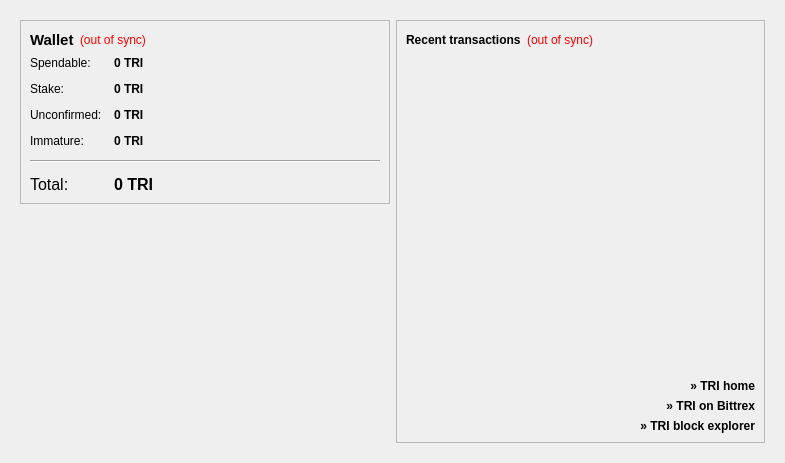
This is src/qt/forms/overviewpage.ui in wurstgelee/triangles as Qt 5 draws it before an edit. The edited form follows.
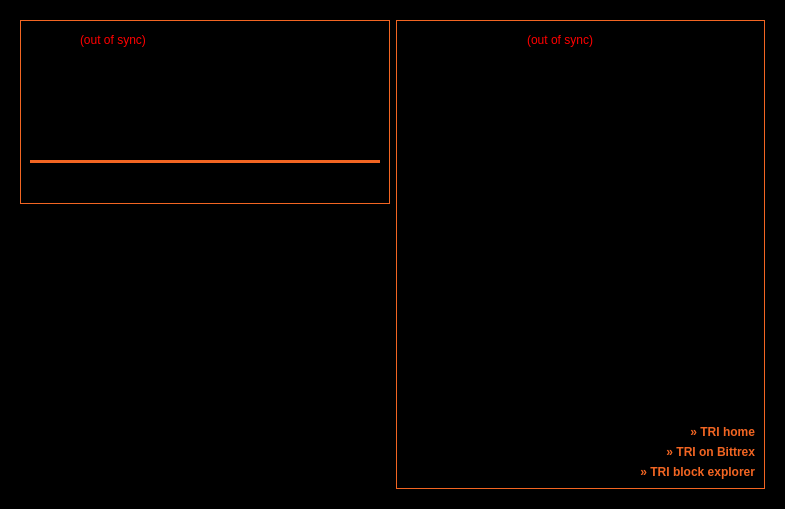
This is the edited form. Icons and pictures are not drawn.

The edit to the form file:
```diff
--- a/src/qt/forms/overviewpage.ui
+++ b/src/qt/forms/overviewpage.ui
@@ -7,12 +7,436 @@
     <x>0</x>
     <y>0</y>
     <width>785</width>
-    <height>463</height>
+    <height>509</height>
    </rect>
   </property>
+  <property name="palette">
+   <palette>
+    <active>
+     <colorrole role="WindowText">
+      <brush brushstyle="SolidPattern">
+       <color alpha="255">
+        <red>242</red>
+        <green>101</green>
+        <blue>34</blue>
+       </color>
+      </brush>
+     </colorrole>
+     <colorrole role="Button">
+      <brush brushstyle="SolidPattern">
+       <color alpha="255">
+        <red>0</red>
+        <green>0</green>
+        <blue>0</blue>
+       </color>
+      </brush>
+     </colorrole>
+     <colorrole role="Light">
+      <brush brushstyle="SolidPattern">
+       <color alpha="255">
+        <red>255</red>
+        <green>180</green>
+        <blue>144</blue>
+       </color>
+      </brush>
+     </colorrole>
+     <colorrole role="Midlight">
+      <brush brushstyle="SolidPattern">
+       <color alpha="255">
+        <red>248</red>
+        <green>140</green>
+        <blue>89</blue>
+       </color>
+      </brush>
+     </colorrole>
+     <colorrole role="Dark">
+      <brush brushstyle="SolidPattern">
+       <color alpha="255">
+        <red>121</red>
+        <green>50</green>
+        <blue>17</blue>
+       </color>
+      </brush>
+     </colorrole>
+     <colorrole role="Mid">
+      <brush brushstyle="SolidPattern">
+       <color alpha="255">
+        <red>161</red>
+        <green>67</green>
+        <blue>22</blue>
+       </color>
+      </brush>
+     </colorrole>
+     <colorrole role="Text">
+      <brush brushstyle="SolidPattern">
+       <color alpha="255">
+        <red>242</red>
+        <green>101</green>
+        <blue>34</blue>
+       </color>
+      </brush>
+     </colorrole>
+     <colorrole role="BrightText">
+      <brush brushstyle="SolidPattern">
+       <color alpha="255">
+        <red>255</red>
+        <green>255</green>
+        <blue>255</blue>
+       </color>
+      </brush>
+     </colorrole>
+     <colorrole role="ButtonText">
+      <brush brushstyle="SolidPattern">
+       <color alpha="255">
+        <red>242</red>
+        <green>101</green>
+        <blue>34</blue>
+       </color>
+      </brush>
+     </colorrole>
+     <colorrole role="Base">
+      <brush brushstyle="SolidPattern">
+       <color alpha="255">
+        <red>0</red>
+        <green>0</green>
+        <blue>0</blue>
+       </color>
+      </brush>
+     </colorrole>
+     <colorrole role="Window">
+      <brush brushstyle="SolidPattern">
+       <color alpha="255">
+        <red>0</red>
+        <green>0</green>
+        <blue>0</blue>
+       </color>
+      </brush>
+     </colorrole>
+     <colorrole role="Shadow">
+      <brush brushstyle="SolidPattern">
+       <color alpha="255">
+        <red>0</red>
+        <green>0</green>
+        <blue>0</blue>
+       </color>
+      </brush>
+     </colorrole>
+     <colorrole role="AlternateBase">
+      <brush brushstyle="SolidPattern">
+       <color alpha="255">
+        <red>248</red>
+        <green>178</green>
+        <blue>144</blue>
+       </color>
+      </brush>
+     </colorrole>
+     <colorrole role="ToolTipBase">
+      <brush brushstyle="SolidPattern">
+       <color alpha="255">
+        <red>255</red>
+        <green>255</green>
+        <blue>220</blue>
+       </color>
+      </brush>
+     </colorrole>
+     <colorrole role="ToolTipText">
+      <brush brushstyle="SolidPattern">
+       <color alpha="255">
+        <red>0</red>
+        <green>0</green>
+        <blue>0</blue>
+       </color>
+      </brush>
+     </colorrole>
+    </active>
+    <inactive>
+     <colorrole role="WindowText">
+      <brush brushstyle="SolidPattern">
+       <color alpha="255">
+        <red>242</red>
+        <green>101</green>
+        <blue>34</blue>
+       </color>
+      </brush>
+     </colorrole>
+     <colorrole role="Button">
+      <brush brushstyle="SolidPattern">
+       <color alpha="255">
+        <red>0</red>
+        <green>0</green>
+        <blue>0</blue>
+       </color>
+      </brush>
+     </colorrole>
+     <colorrole role="Light">
+      <brush brushstyle="SolidPattern">
+       <color alpha="255">
+        <red>255</red>
+        <green>180</green>
+        <blue>144</blue>
+       </color>
+      </brush>
+     </colorrole>
+     <colorrole role="Midlight">
+      <brush brushstyle="SolidPattern">
+       <color alpha="255">
+        <red>248</red>
+        <green>140</green>
+        <blue>89</blue>
+       </color>
+      </brush>
+     </colorrole>
+     <colorrole role="Dark">
+      <brush brushstyle="SolidPattern">
+       <color alpha="255">
+        <red>121</red>
+        <green>50</green>
+        <blue>17</blue>
+       </color>
+      </brush>
+     </colorrole>
+     <colorrole role="Mid">
+      <brush brushstyle="SolidPattern">
+       <color alpha="255">
+        <red>161</red>
+        <green>67</green>
+        <blue>22</blue>
+       </color>
+      </brush>
+     </colorrole>
+     <colorrole role="Text">
+      <brush brushstyle="SolidPattern">
+       <color alpha="255">
+        <red>242</red>
+        <green>101</green>
+        <blue>34</blue>
+       </color>
+      </brush>
+     </colorrole>
+     <colorrole role="BrightText">
+      <brush brushstyle="SolidPattern">
+       <color alpha="255">
+        <red>255</red>
+        <green>255</green>
+        <blue>255</blue>
+       </color>
+      </brush>
+     </colorrole>
+     <colorrole role="ButtonText">
+      <brush brushstyle="SolidPattern">
+       <color alpha="255">
+        <red>242</red>
+        <green>101</green>
+        <blue>34</blue>
+       </color>
+      </brush>
+     </colorrole>
+     <colorrole role="Base">
+      <brush brushstyle="SolidPattern">
+       <color alpha="255">
+        <red>0</red>
+        <green>0</green>
+        <blue>0</blue>
+       </color>
+      </brush>
+     </colorrole>
+     <colorrole role="Window">
+      <brush brushstyle="SolidPattern">
+       <color alpha="255">
+        <red>0</red>
+        <green>0</green>
+        <blue>0</blue>
+       </color>
+      </brush>
+     </colorrole>
+     <colorrole role="Shadow">
+      <brush brushstyle="SolidPattern">
+       <color alpha="255">
+        <red>0</red>
+        <green>0</green>
+        <blue>0</blue>
+       </color>
+      </brush>
+     </colorrole>
+     <colorrole role="AlternateBase">
+      <brush brushstyle="SolidPattern">
+       <color alpha="255">
+        <red>248</red>
+        <green>178</green>
+        <blue>144</blue>
+       </color>
+      </brush>
+     </colorrole>
+     <colorrole role="ToolTipBase">
+      <brush brushstyle="SolidPattern">
+       <color alpha="255">
+        <red>255</red>
+        <green>255</green>
+        <blue>220</blue>
+       </color>
+      </brush>
+     </colorrole>
+     <colorrole role="ToolTipText">
+      <brush brushstyle="SolidPattern">
+       <color alpha="255">
+        <red>0</red>
+        <green>0</green>
+        <blue>0</blue>
+       </color>
+      </brush>
+     </colorrole>
+    </inactive>
+    <disabled>
+     <colorrole role="WindowText">
+      <brush brushstyle="SolidPattern">
+       <color alpha="255">
+        <red>242</red>
+        <green>101</green>
+        <blue>34</blue>
+       </color>
+      </brush>
+     </colorrole>
+     <colorrole role="Button">
+      <brush brushstyle="SolidPattern">
+       <color alpha="255">
+        <red>0</red>
+        <green>0</green>
+        <blue>0</blue>
+       </color>
+      </brush>
+     </colorrole>
+     <colorrole role="Light">
+      <brush brushstyle="SolidPattern">
+       <color alpha="255">
+        <red>255</red>
+        <green>180</green>
+        <blue>144</blue>
+       </color>
+      </brush>
+     </colorrole>
+     <colorrole role="Midlight">
+      <brush brushstyle="SolidPattern">
+       <color alpha="255">
+        <red>248</red>
+        <green>140</green>
+        <blue>89</blue>
+       </color>
+      </brush>
+     </colorrole>
+     <colorrole role="Dark">
+      <brush brushstyle="SolidPattern">
+       <color alpha="255">
+        <red>121</red>
+        <green>50</green>
+        <blue>17</blue>
+       </color>
+      </brush>
+     </colorrole>
+     <colorrole role="Mid">
+      <brush brushstyle="SolidPattern">
+       <color alpha="255">
+        <red>161</red>
+        <green>67</green>
+        <blue>22</blue>
+       </color>
+      </brush>
+     </colorrole>
+     <colorrole role="Text">
+      <brush brushstyle="SolidPattern">
+       <color alpha="255">
+        <red>242</red>
+        <green>101</green>
+        <blue>34</blue>
+       </color>
+      </brush>
+     </colorrole>
+     <colorrole role="BrightText">
+      <brush brushstyle="SolidPattern">
+       <color alpha="255">
+        <red>255</red>
+        <green>255</green>
+        <blue>255</blue>
+       </color>
+      </brush>
+     </colorrole>
+     <colorrole role="ButtonText">
+      <brush brushstyle="SolidPattern">
+       <color alpha="255">
+        <red>242</red>
+        <green>101</green>
+        <blue>34</blue>
+       </color>
+      </brush>
+     </colorrole>
+     <colorrole role="Base">
+      <brush brushstyle="SolidPattern">
+       <color alpha="255">
+        <red>0</red>
+        <green>0</green>
+        <blue>0</blue>
+       </color>
+      </brush>
+     </colorrole>
+     <colorrole role="Window">
+      <brush brushstyle="SolidPattern">
+       <color alpha="255">
+        <red>0</red>
+        <green>0</green>
+        <blue>0</blue>
+       </color>
+      </brush>
+     </colorrole>
+     <colorrole role="Shadow">
+      <brush brushstyle="SolidPattern">
+       <color alpha="255">
+        <red>0</red>
+        <green>0</green>
+        <blue>0</blue>
+       </color>
+      </brush>
+     </colorrole>
+     <colorrole role="AlternateBase">
+      <brush brushstyle="SolidPattern">
+       <color alpha="255">
+        <red>242</red>
+        <green>101</green>
+        <blue>34</blue>
+       </color>
+      </brush>
+     </colorrole>
+     <colorrole role="ToolTipBase">
+      <brush brushstyle="SolidPattern">
+       <color alpha="255">
+        <red>255</red>
+        <green>255</green>
+        <blue>220</blue>
+       </color>
+      </brush>
+     </colorrole>
+     <colorrole role="ToolTipText">
+      <brush brushstyle="SolidPattern">
+       <color alpha="255">
+        <red>0</red>
+        <green>0</green>
+        <blue>0</blue>
+       </color>
+      </brush>
+     </colorrole>
+    </disabled>
+   </palette>
+  </property>
   <property name="windowTitle">
    <string>Form</string>
   </property>
+  <property name="styleSheet">
+   <string notr="true">color: #f26522;
+background-color: #000;
+QWidget#line	{
+	border: 2px solid #f26522;
+	}
+
+</string>
+  </property>
   <layout class="QHBoxLayout" name="horizontalLayout" stretch="0">
    <item>
     <widget class="QFrame" name="frameMain">
@@ -24,6 +448,11 @@
        <layout class="QVBoxLayout" name="verticalLayout_2">
         <item>
          <widget class="QFrame" name="frame">
+          <property name="styleSheet">
+           <string notr="true">#frame {
+	border: 1px solid #f26522;
+	}</string>
+          </property>
           <property name="frameShape">
            <enum>QFrame::StyledPanel</enum>
           </property>
@@ -204,6 +633,11 @@
              </item>
              <item row="4" column="0" colspan="2">
               <widget class="Line" name="line">
+               <property name="styleSheet">
+                <string notr="true">#line {
+	border: 2px solid #f26522;
+	}</string>
+               </property>
                <property name="orientation">
                 <enum>Qt::Horizontal</enum>
                </property>
@@ -291,6 +725,12 @@
        <layout class="QVBoxLayout" name="verticalLayout_3">
         <item>
          <widget class="QFrame" name="frame_2">
+          <property name="styleSheet">
+           <string notr="true">#frame_2 {
+	border: 1px solid #f26522;
+	}
+</string>
+          </property>
           <property name="frameShape">
            <enum>QFrame::StyledPanel</enum>
           </property>
@@ -367,15 +807,15 @@
              </property>
              <property name="text">
               <string>&lt;head&gt;
-&lt;style type=&quot;text/css&quot; media=&quot;screen&quot;&gt;
-a:link { color:#000; text-decoration: none;font-weight:bold; }
-a:visited { color:#000; text-decoration: none; }
-a:hover { color:#e22104; text-decoration: none; }
-a:active { color:#000; text-decoration: underline; }
-&lt;/style&gt;
-&lt;/head&gt;
-&lt;body&gt;
-&lt;a href=&quot;http://triangles.technology&quot;&gt; &amp;#187; TRI home&lt;/a&gt;&lt;/body&gt;</string>
+	&lt;style type=&quot;text/css&quot; media=&quot;screen&quot;&gt;
+	a:link { color:#f26522; text-decoration: none;font-weight:bold; }
+	a:visited { color:#f26522; text-decoration: none; }
+	a:hover { color:#f26522; text-decoration: underline; }
+	a:active { color:#f26522; text-decoration: underline; }
+	&lt;/style&gt;
+	&lt;/head&gt;
+	&lt;body&gt;
+	&lt;a href=&quot;http://triangles.technology&quot;&gt; &amp;#187; TRI home&lt;/a&gt;&lt;/body&gt;</string>
              </property>
              <property name="alignment">
               <set>Qt::AlignRight|Qt::AlignTrailing|Qt::AlignVCenter</set>
@@ -392,15 +832,15 @@
              </property>
              <property name="text">
               <string>&lt;head&gt;
-&lt;style type=&quot;text/css&quot; media=&quot;screen&quot;&gt;
-a:link { color:#000; text-decoration: none;font-weight:bold; }
-a:visited { color:#000; text-decoration: none; }
-a:hover { color:#e22104; text-decoration: none; }
-a:active { color:#000; text-decoration: underline; }
-&lt;/style&gt;
-&lt;/head&gt;
-&lt;body&gt;
-&lt;a href=&quot;https://bittrex.com/Market/Index?MarketName=BTC-TRI&quot;&gt; &amp;#187; TRI on Bittrex&lt;/a&gt;&lt;/body&gt;</string>
+	&lt;style type=&quot;text/css&quot; media=&quot;screen&quot;&gt;
+	a:link { color:#f26522; text-decoration: none;font-weight:bold; }
+	a:visited { color:#f26522; text-decoration: none; }
+	a:hover { color:#f26522; text-decoration: underline; }
+	a:active { color:#f26522; text-decoration: underline; }
+	&lt;/style&gt;
+	&lt;/head&gt;
+	&lt;body&gt;
+	&lt;a href=&quot;https://bittrex.com/Market/Index?MarketName=BTC-TRI&quot;&gt; &amp;#187; TRI on Bittrex&lt;/a&gt;&lt;/body&gt;</string>
              </property>
              <property name="alignment">
               <set>Qt::AlignRight|Qt::AlignTrailing|Qt::AlignVCenter</set>
@@ -420,15 +860,15 @@
              </property>
              <property name="text">
               <string>&lt;head&gt;
-&lt;style type=&quot;text/css&quot; media=&quot;screen&quot;&gt;
-a:link { color:#000; text-decoration: none;font-weight:bold; }
-a:visited { color:#000; text-decoration: none; }
-a:hover { color:#e22104; text-decoration: none; }
-a:active { color:#000; text-decoration: underline; }
-&lt;/style&gt;
-&lt;/head&gt;
-&lt;body&gt;
-&lt;a href=&quot;http://explorer.triangles.technology&quot;&gt; &amp;#187; TRI block explorer&lt;/a&gt;&lt;/body&gt;</string>
+	&lt;style type=&quot;text/css&quot; media=&quot;screen&quot;&gt;
+	a:link { color:#f26522; text-decoration: none;font-weight:bold; }
+	a:visited { color:#f26522; text-decoration: none; }
+	a:hover { color:#f26522; text-decoration: underline; }
+	a:active { color:#f26522; text-decoration: underline; }
+	&lt;/style&gt;
+	&lt;/head&gt;
+	&lt;body&gt;
+	&lt;a href=&quot;http://explorer.triangles.technology&quot;&gt; &amp;#187; TRI block explorer&lt;/a&gt;&lt;/body&gt;</string>
              </property>
              <property name="alignment">
               <set>Qt::AlignRight|Qt::AlignTrailing|Qt::AlignVCenter</set>
```
Left out of the diff: 12 changed lines with no effect on the pictures.
